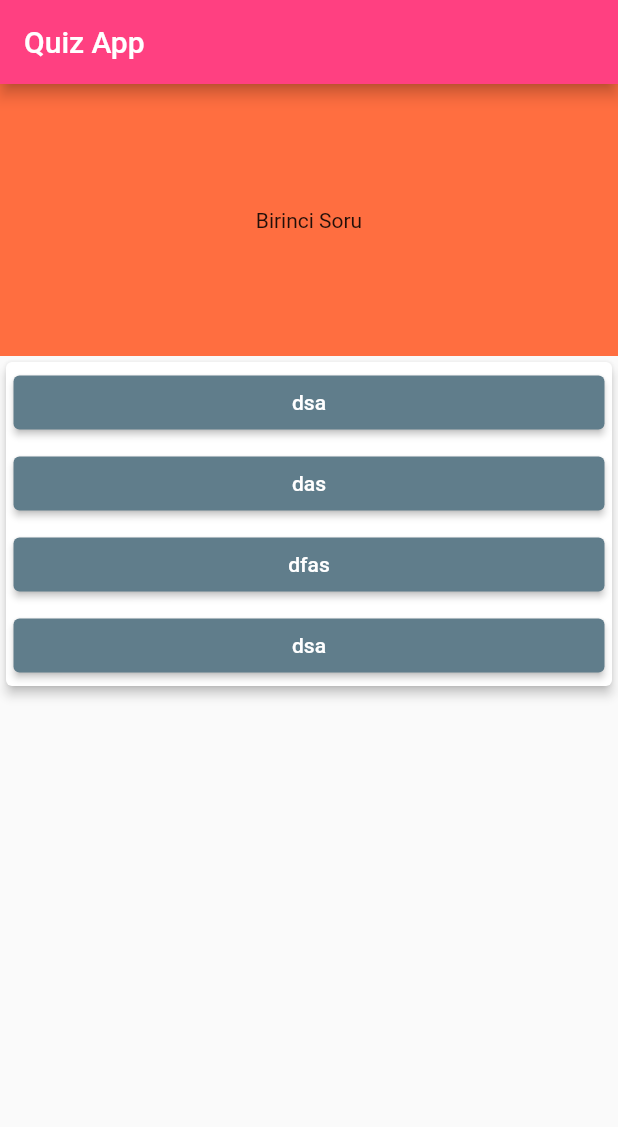
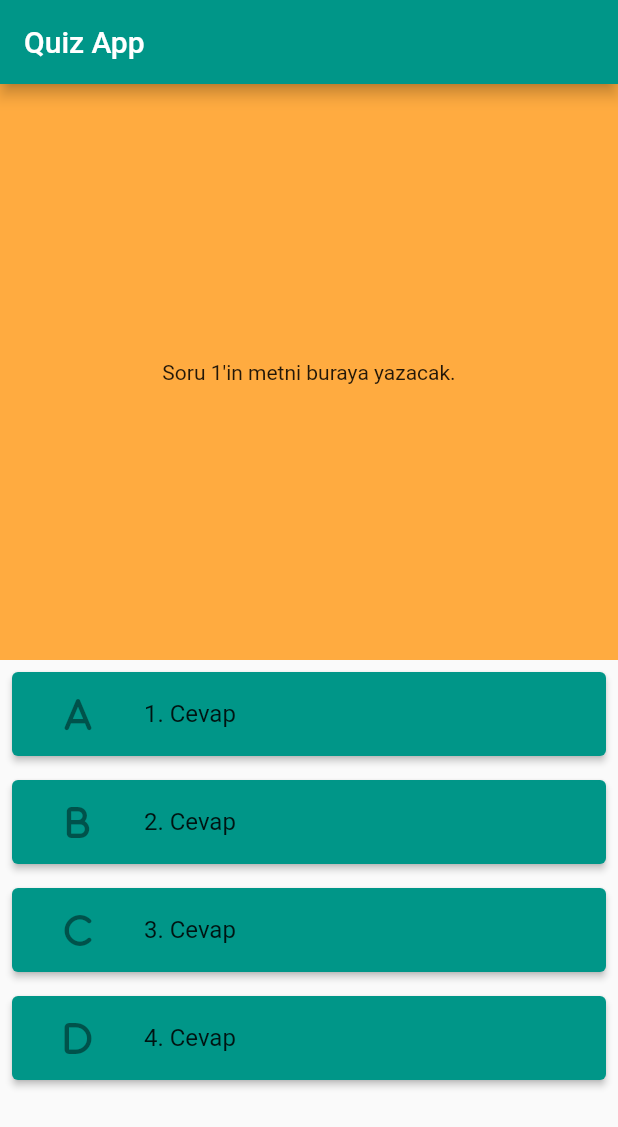
Before and after one commit to VeliKarpuz/QuizApp, a Flutter app: the screen it shows after launch, on a phone screen of 412 x 824 dp. Shown: the top 1127 px of the screen. Run offline on Flutter 3.47's test engine with Material 2 defaults, Android fonts, the phone set to English and light mode, and no system bars; our stand-ins replace font_awesome_flutter.

Commit message:
05.04.2023

```diff
--- /dev/null
+++ b/quiz_app/lib/answer.dart
@@ -0,0 +1,36 @@
+import 'package:flutter/material.dart';
+
+import 'main.dart';
+
+class Answer extends StatefulWidget {
+  final String answer;
+  final IconData icon;
+
+  Answer({required this.answer, required this.icon, super.key});
+
+  @override
+  State<Answer> createState() => _AnswerState();
+}
+
+class _AnswerState extends State<Answer> {
+  @override
+  Widget build(BuildContext context) {
+    return Padding(
+      padding: const EdgeInsets.all(8.0),
+      child: ElevatedButton(
+        style: ElevatedButton.styleFrom(
+          backgroundColor: Colors.teal,
+        ),
+        onPressed: () {
+          setState(() {
+            MyApp.index++;
+          });
+        },
+        child: ListTile(
+          leading: Icon(widget.icon),
+          title: Text(widget.answer),
+        ),
+      ),
+    );
+  }
+}
--- a/quiz_app/lib/answers.dart
+++ /dev/null
@@ -1,23 +0,0 @@
-import 'package:flutter/material.dart';
-import 'package:quiz_app/main.dart';
-
-class Answer extends StatelessWidget {
-  final String answerText;
-  final Function pickedAnswer;
-  Answer(this.answerText, this.pickedAnswer);
-
-  @override
-  Widget build(BuildContext context) {
-    return Container(
-      padding: EdgeInsets.symmetric(vertical: 3, horizontal: 5),
-      width: double.infinity,
-      child: ElevatedButton(
-        style: ElevatedButton.styleFrom(backgroundColor: secondaryColor),
-        onPressed: () {
-          pickedAnswer;
-        },
-        child: Text(answerText),
-      ),
-    );
-  }
-}
--- a/quiz_app/lib/main.dart
+++ b/quiz_app/lib/main.dart
@@ -1,101 +1,32 @@
-// ignore_for_file: prefer_const_constructors
+import 'package:flutter/material.dart';
+import 'package:quiz_app/question.dart';
 
-import 'package:flutter/material.dart';
-import 'package:quiz_app/answers.dart';
+void main() => runApp(MyApp());
 
-const Color primaryColor = Colors.pinkAccent;
-const Color secondaryColor = Colors.blueGrey;
-
-void main() => runApp(QuizApp());
-
-class QuizApp extends StatelessWidget {
-  const QuizApp({super.key});
+class MyApp extends StatelessWidget {
+  static int index = 0;
+  const MyApp({Key? key}) : super(key: key);
 
   @override
   Widget build(BuildContext context) {
-    return MaterialApp(
-      title: "QuizApp",
+    return const MaterialApp(
+      title: "Quiz App",
       home: MyHomePage(),
     );
   }
 }
 
-class MyHomePage extends StatefulWidget {
-  @override
-  State<MyHomePage> createState() => _MyHomePageState();
-}
-
-class _MyHomePageState extends State<MyHomePage> {
-  final List<String> questions = [
-    "Birinci Soru",
-    "İkinci Soru",
-    "Üçüncü Soru",
-    "Birinci Soru",
-    "İkinci Soru",
-    "Üçüncü Soru",
-    "Birinci Soru",
-    "İkinci Soru",
-    "Üçüncü Soru",
-    "Birinci Soru",
-    "İkinci Soru",
-    "Üçüncü Soru",
-  ];
-
-  final List<List> answers = [
-    ["dsa", "das", "dfas", "dsa"],
-    ["elma", "armut,", "çilek", "muz"],
-    ["dsa", "das", "dfas", "dsa"],
-    ["elma", "armut,", "çilek", "muz"],
-    ["dsa", "das", "dfas", "dsa"],
-    ["elma", "armut,", "çilek", "muz"],
-  ];
-
-  int qIndex = 0;
-
-  void answerQuestion() {
-    setState(() {
-      qIndex++;
-    });
-  }
+class MyHomePage extends StatelessWidget {
+  const MyHomePage({Key? key}) : super(key: key);
 
   @override
   Widget build(BuildContext context) {
     return Scaffold(
       appBar: AppBar(
-        backgroundColor: primaryColor,
-        title: Text("Quiz App"),
+        backgroundColor: Colors.teal,
+        title: const Text('Quiz App'),
       ),
-      body: SafeArea(
-        child: Column(
-          children: <Widget>[
-            Expanded(
-              child: Container(
-                color: Colors.deepOrangeAccent,
-                child: Center(
-                  child: Text(
-                    questions[qIndex],
-                  ),
-                ),
-              ),
-            ),
-            Card(
-              elevation: 3,
-              child: Column(
-                children: [
-                  Answer(answers[qIndex][0], answerQuestion),
-                  Answer(answers[qIndex][1], answerQuestion),
-                  Answer(answers[qIndex][2], answerQuestion),
-                  Answer(answers[qIndex][3], answerQuestion),
-                ],
-              ),
-            ),
-            Flexible(
-              flex: 2,
-              child: Container(),
-            )
-          ],
-        ),
-      ),
+      body: Question(),
     );
   }
 }
--- /dev/null
+++ b/quiz_app/lib/question.dart
@@ -0,0 +1,65 @@
+import 'package:flutter/material.dart';
+import 'package:font_awesome_flutter/font_awesome_flutter.dart';
+
+import 'answer.dart';
+import 'main.dart';
+
+class Question extends StatelessWidget {
+  Question({super.key});
+
+  List<List<String>> answers = [
+    ["1. Cevap", "2. Cevap", "3. Cevap", "4. Cevap"],
+    ["5. Cevap", "6. Cevap", "7. Cevap", "8. Cevap"],
+    ["9. Cevap", "10. Cevap", "11. Cevap", "12. Cevap"],
+    ["13. Cevap", "14. Cevap", "15. Cevap", "16. Cevap"],
+  ];
+
+  List<String> questions = [
+    "Soru 1'in metni buraya yazacak.",
+    "Soru 2'in metni buraya yazacak.",
+    "Soru 3'in metni buraya yazacak.",
+    "Soru 4'in metni buraya yazacak.",
+  ];
+
+  @override
+  Widget build(BuildContext context) {
+    return Column(
+      children: [
+        Expanded(
+          child: Container(
+            width: double.infinity,
+            height: 200,
+            color: Colors.orangeAccent,
+            child: Center(
+              child: Text(
+                questions[MyApp.index],
+              ),
+            ),
+          ),
+        ),
+        Expanded(
+          child: Column(
+            children: [
+              Answer(
+                icon: FontAwesomeIcons.a,
+                answer: answers[MyApp.index][0],
+              ),
+              Answer(
+                icon: FontAwesomeIcons.b,
+                answer: answers[MyApp.index][1],
+              ),
+              Answer(
+                icon: FontAwesomeIcons.c,
+                answer: answers[MyApp.index][2],
+              ),
+              Answer(
+                icon: FontAwesomeIcons.d,
+                answer: answers[MyApp.index][3],
+              ),
+            ],
+          ),
+        ),
+      ],
+    );
+  }
+}
--- a/quiz_app/pubspec.yaml
+++ b/quiz_app/pubspec.yaml
@@ -35,7 +35,7 @@ dependencies:
   # The following adds the Cupertino Icons font to your application.
   # Use with the CupertinoIcons class for iOS style icons.
   cupertino_icons: ^1.0.2
-
+  font_awesome_flutter: ^10.4.0
 dev_dependencies:
   flutter_test:
     sdk: flutter
```
Also changed, not shown: quiz_app/pubspec.lock.
